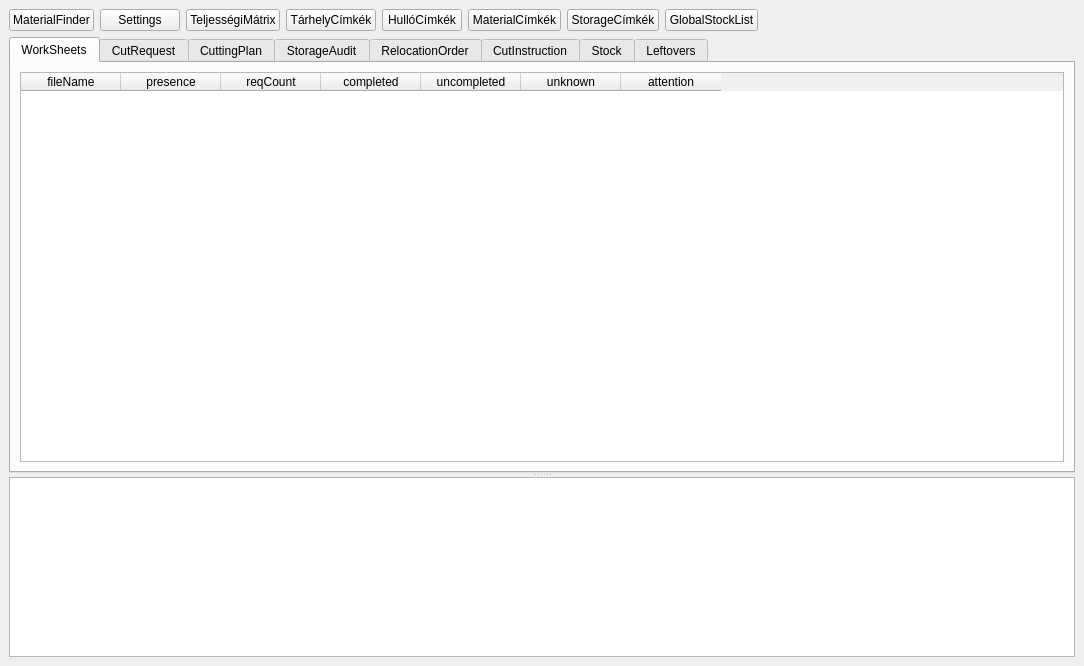
The window that view/MainWindow.ui (horvathzoltan/cutplannerpro) describes before a commit, drawn with Qt 5.
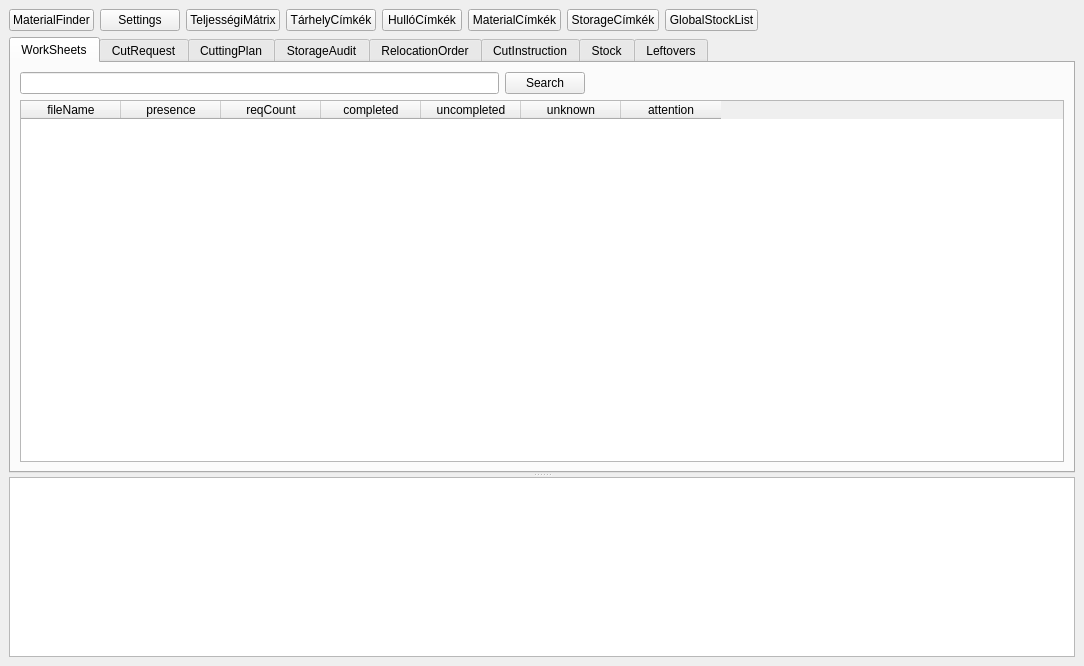
The same window after the commit.

Patch:
```diff
--- a/view/MainWindow.ui
+++ b/view/MainWindow.ui
@@ -124,6 +124,33 @@
           <string>WorkSheets</string>
          </attribute>
          <layout class="QVBoxLayout" name="verticalLayout_9">
+          <item>
+           <layout class="QHBoxLayout" name="horizontalLayout_5">
+            <item>
+             <widget class="QLineEdit" name="lineEdit_search"/>
+            </item>
+            <item>
+             <widget class="QPushButton" name="btn_search">
+              <property name="text">
+               <string>Search</string>
+              </property>
+             </widget>
+            </item>
+            <item>
+             <spacer name="horizontalSpacer_11">
+              <property name="orientation">
+               <enum>Qt::Orientation::Horizontal</enum>
+              </property>
+              <property name="sizeHint" stdset="0">
+               <size>
+                <width>40</width>
+                <height>20</height>
+               </size>
+              </property>
+             </spacer>
+            </item>
+           </layout>
+          </item>
           <item>
            <widget class="QTableWidget" name="tableWorksheets">
             <column>
```
